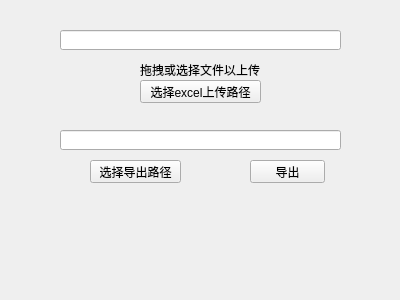
Above: UI/import_goods.ui from Pactivsa/V3-Edit before the change. Below: the same form after it.
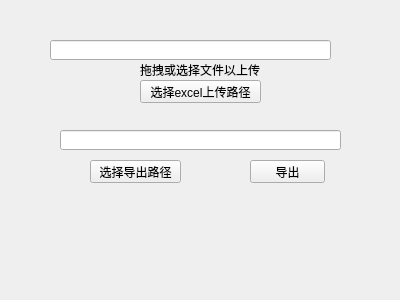
That is the form after the change.

```diff
--- a/UI/import_goods.ui
+++ b/UI/import_goods.ui
@@ -32,8 +32,8 @@
   <widget class="QLineEdit" name="lineEdit">
    <property name="geometry">
     <rect>
-     <x>60</x>
-     <y>30</y>
+     <x>50</x>
+     <y>40</y>
      <width>281</width>
      <height>20</height>
     </rect>
```
Left out of the diff: 4 changed lines with no effect on the pictures.
